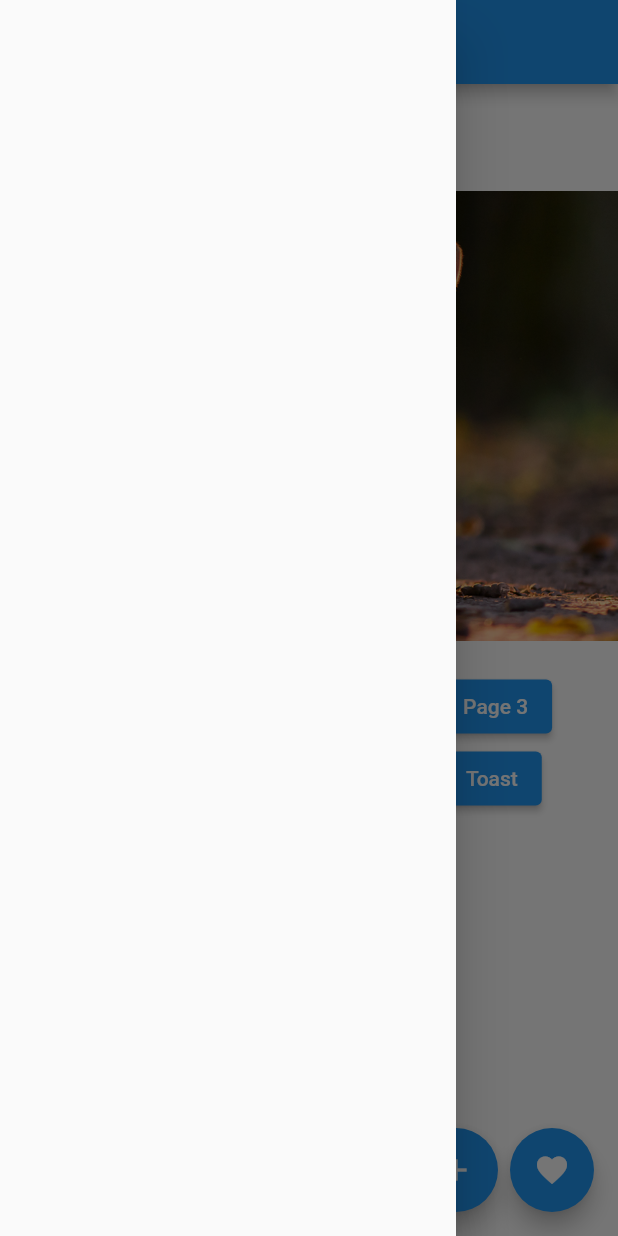
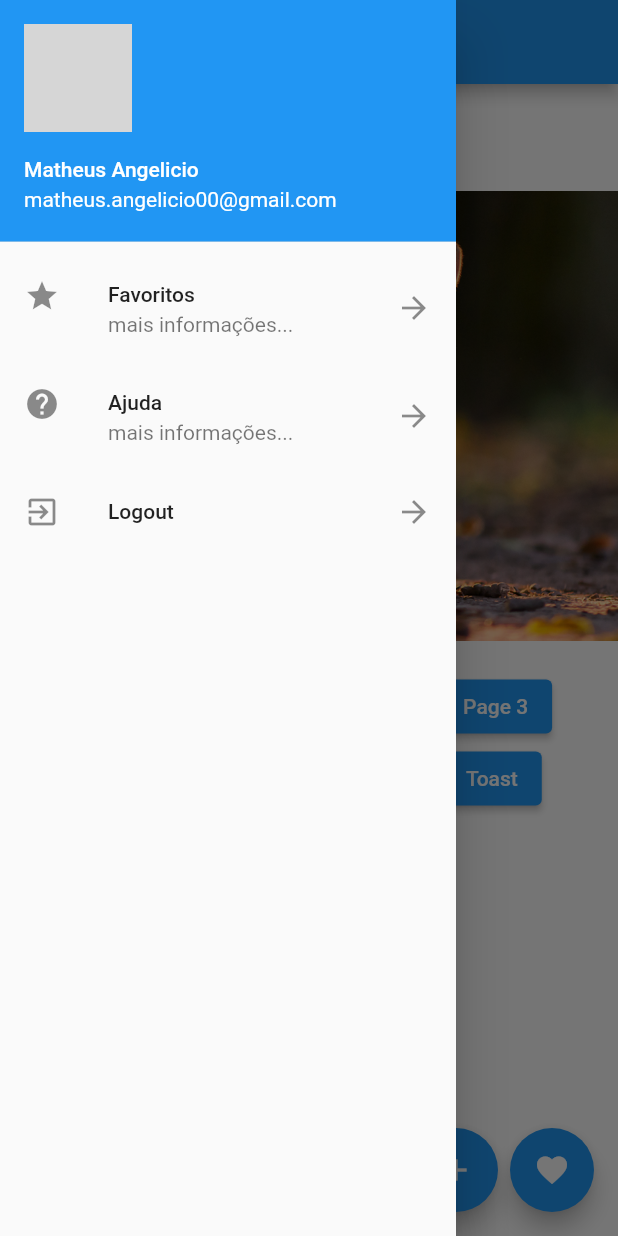
Before and after one commit to MatheusAngelicio/DogApp, a Flutter app: the screen it shows after launch, with the side drawer open, on a phone screen of 412 x 824 dp. Run offline on Flutter 3.47's test engine with Material 2 defaults, Android fonts, the phone set to English and light mode, and no system bars; our stand-ins replace fluttertoast; network calls fail; grey boxes are pictures that could not be loaded.

Commit message:
UserAccountsDrawerHeader

```diff
--- /dev/null
+++ b/lib/drawer_list.dart
@@ -0,0 +1,52 @@
+import 'package:flutter/material.dart';
+
+class DrawerList extends StatelessWidget {
+  @override
+  Widget build(BuildContext context) {
+    return SafeArea(
+      child: Drawer(
+        child: ListView(
+          children: <Widget>[
+            const UserAccountsDrawerHeader(
+              accountName: Text("Matheus Angelicio"),
+              accountEmail: Text("matheus.angelicio00@gmail.com"),
+              currentAccountPicture: CircleAvatar(
+                backgroundImage: NetworkImage(
+                    "https://encrypted-tbn0.gstatic.com/images?q=tbn:ANd9GcQqP85ZnOcRSCX3nlYdkCvSxhSuZs0bLt1He8EvGr5ne8c7mTqW"),
+              ),
+            ),
+            ListTile(
+              leading: Icon(Icons.star),
+              title: Text("Favoritos"),
+              subtitle: Text("mais informações..."),
+              trailing: Icon(Icons.arrow_forward),
+              onTap: () {
+                print("Item 1");
+                Navigator.pop(context);
+              },
+            ),
+            ListTile(
+              leading: Icon(Icons.help),
+              title: Text("Ajuda"),
+              subtitle: Text("mais informações..."),
+              trailing: Icon(Icons.arrow_forward),
+              onTap: () {
+                print("Item 1");
+                Navigator.pop(context);
+              },
+            ),
+            ListTile(
+              leading: Icon(Icons.exit_to_app),
+              title: Text("Logout"),
+              trailing: Icon(Icons.arrow_forward),
+              onTap: () {
+                print("Item 1");
+                Navigator.pop(context);
+              },
+            )
+          ],
+        ),
+      ),
+    );
+  }
+}
--- a/lib/pages/home_page.dart
+++ b/lib/pages/home_page.dart
@@ -1,3 +1,4 @@
+import 'package:dogapp/drawer_list.dart';
 import 'package:dogapp/pages/hello_listview.dart';
 import 'package:dogapp/pages/hello_page2.dart';
 import 'package:dogapp/pages/hello_page3.dart';
@@ -33,7 +34,7 @@ class HomePage extends StatelessWidget {
             ),
           ],
         ),
-      drawer: Drawer()
+      drawer: DrawerList()
     );
   }
 
```
